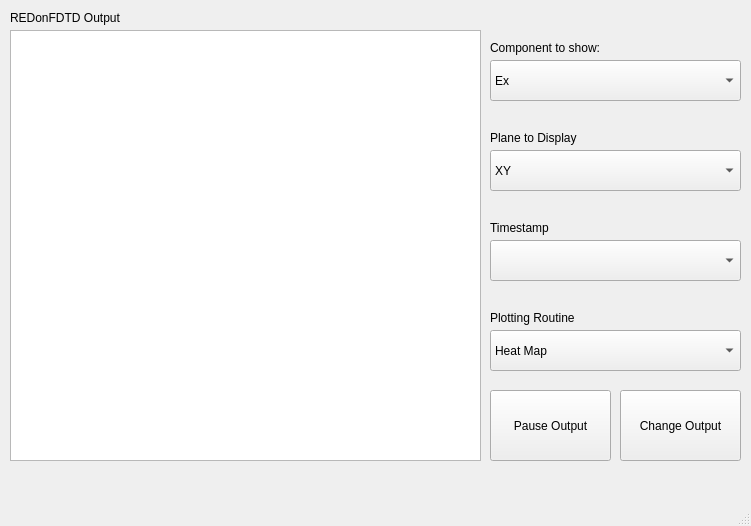
The window that REDonFDTDGUI/mainwindow.ui (JBlack93/REDonFDTD) describes before a commit, drawn with Qt 5.
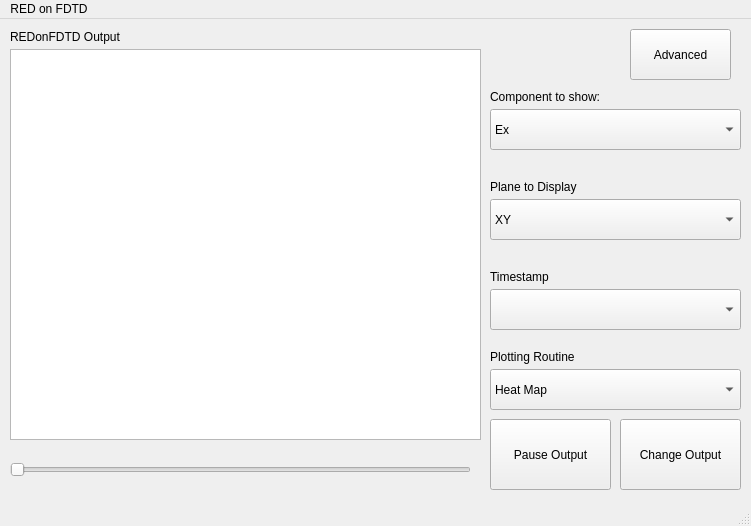
The same window after the commit.

Commit message: Add new option window

Diff of the .ui file:
```diff
--- a/REDonFDTDGUI/mainwindow.ui
+++ b/REDonFDTDGUI/mainwindow.ui
@@ -33,7 +33,7 @@
       <x>10</x>
       <y>30</y>
       <width>471</width>
-      <height>431</height>
+      <height>391</height>
      </rect>
     </property>
    </widget>
@@ -41,7 +41,7 @@
     <property name="geometry">
      <rect>
       <x>620</x>
-      <y>390</y>
+      <y>400</y>
       <width>121</width>
       <height>71</height>
      </rect>
@@ -54,7 +54,7 @@
     <property name="geometry">
      <rect>
       <x>490</x>
-      <y>60</y>
+      <y>90</y>
       <width>251</width>
       <height>41</height>
      </rect>
@@ -104,7 +104,7 @@
     <property name="geometry">
      <rect>
       <x>490</x>
-      <y>150</y>
+      <y>180</y>
       <width>251</width>
       <height>41</height>
      </rect>
@@ -129,7 +129,7 @@
     <property name="geometry">
      <rect>
       <x>490</x>
-      <y>330</y>
+      <y>350</y>
       <width>251</width>
       <height>41</height>
      </rect>
@@ -144,7 +144,7 @@
     <property name="geometry">
      <rect>
       <x>490</x>
-      <y>390</y>
+      <y>400</y>
       <width>121</width>
       <height>71</height>
      </rect>
@@ -157,7 +157,7 @@
     <property name="geometry">
      <rect>
       <x>490</x>
-      <y>40</y>
+      <y>70</y>
       <width>251</width>
       <height>16</height>
      </rect>
@@ -170,7 +170,7 @@
     <property name="geometry">
      <rect>
       <x>490</x>
-      <y>130</y>
+      <y>160</y>
       <width>251</width>
       <height>16</height>
      </rect>
@@ -183,7 +183,7 @@
     <property name="geometry">
      <rect>
       <x>490</x>
-      <y>310</y>
+      <y>330</y>
       <width>251</width>
       <height>16</height>
      </rect>
@@ -196,7 +196,7 @@
     <property name="geometry">
      <rect>
       <x>490</x>
-      <y>220</y>
+      <y>250</y>
       <width>251</width>
       <height>16</height>
      </rect>
@@ -209,12 +209,38 @@
     <property name="geometry">
      <rect>
       <x>490</x>
-      <y>240</y>
+      <y>270</y>
       <width>251</width>
       <height>41</height>
      </rect>
     </property>
    </widget>
+   <widget class="QSlider" name="horizontalSlider">
+    <property name="geometry">
+     <rect>
+      <x>10</x>
+      <y>440</y>
+      <width>461</width>
+      <height>21</height>
+     </rect>
+    </property>
+    <property name="orientation">
+     <enum>Qt::Horizontal</enum>
+    </property>
+   </widget>
+   <widget class="QToolButton" name="toolButton">
+    <property name="geometry">
+     <rect>
+      <x>630</x>
+      <y>10</y>
+      <width>101</width>
+      <height>51</height>
+     </rect>
+    </property>
+    <property name="text">
+     <string>Advanced</string>
+    </property>
+   </widget>
   </widget>
   <widget class="QMenuBar" name="menubar">
    <property name="geometry">
@@ -225,6 +251,12 @@
      <height>29</height>
     </rect>
    </property>
+   <widget class="QMenu" name="menuRED_on_FDTD">
+    <property name="title">
+     <string>RED on FDTD</string>
+    </property>
+   </widget>
+   <addaction name="menuRED_on_FDTD"/>
   </widget>
   <widget class="QStatusBar" name="statusbar"/>
  </widget>
```
The commit also changes 6 other files.
